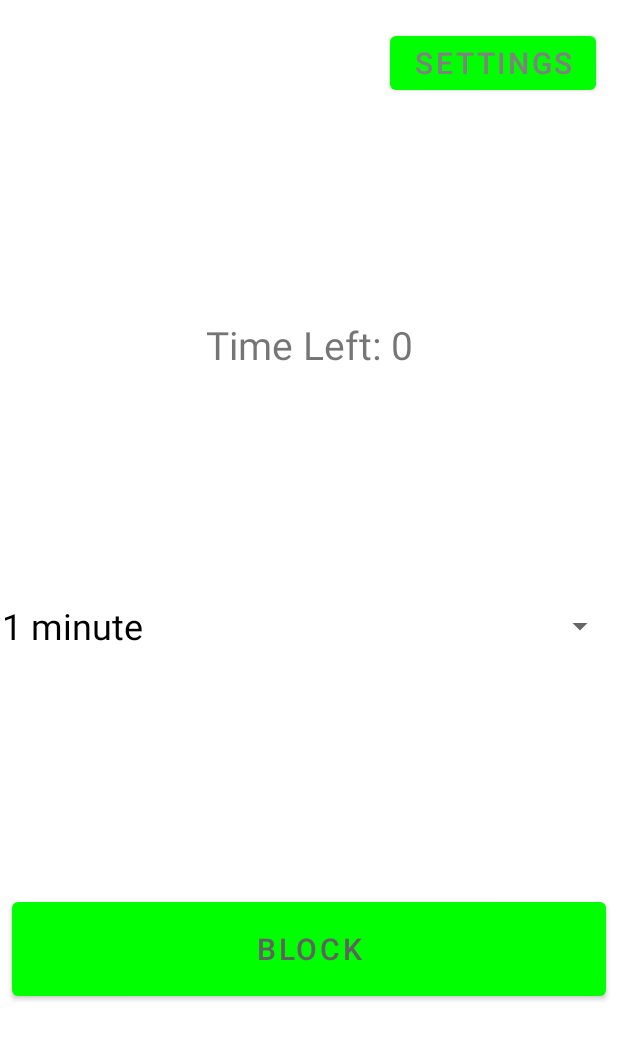
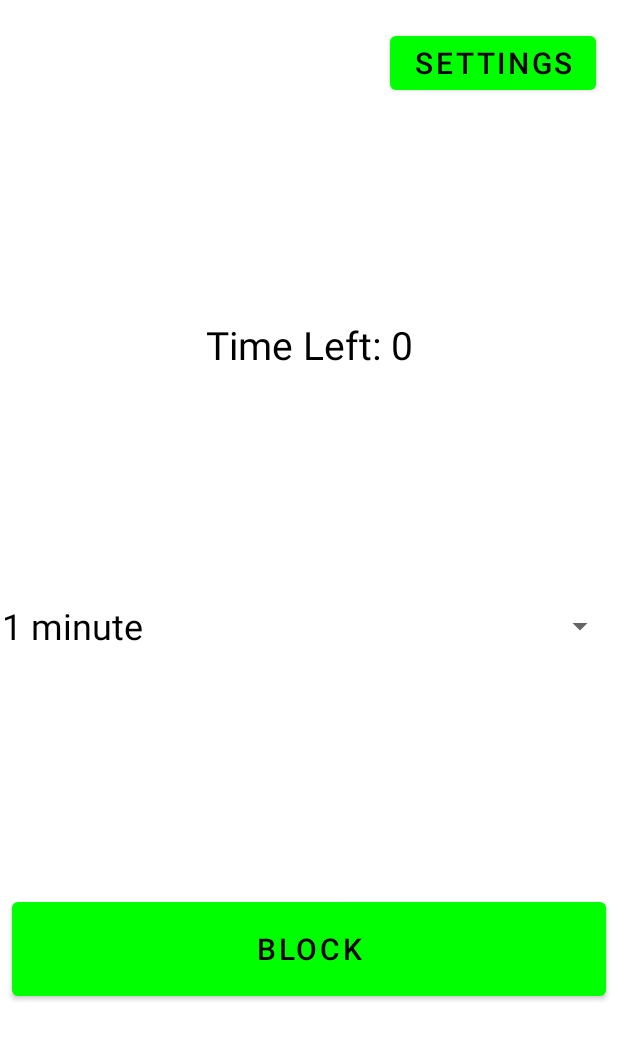
Before and after one commit to wilsonnexus/Concentration-Assistant-Android-RaspberryPi, an Android app: the screen it shows after launch (MainActivity), on a phone screen of 412 x 824 dp. Shown: the top 1040 px of the screen. Run offline under Robolectric (Android 15) with nearby library versions, the phone set to English and light mode, and no system bars; libraries missing offline, so code that uses them is left out: info.mqtt.android, org.eclipse.paho; 9 statements that could not run were skipped.

Commit message:
Updated Color

```diff
--- a/Android/MQTTClient/app/src/main/res/layout/fragment_main.xml
+++ b/Android/MQTTClient/app/src/main/res/layout/fragment_main.xml
@@ -13,6 +13,7 @@
         android:layout_height="wrap_content"
         android:text="Settings"
         android:textSize="20sp"
+        android:textColor="@color/black"
         app:layout_constraintBottom_toBottomOf="parent"
         app:layout_constraintEnd_toEndOf="parent"
         app:layout_constraintHorizontal_bias="0.947"
@@ -26,6 +27,7 @@
         android:layout_height="wrap_content"
         android:text="Time Left: 0"
         android:textSize="26sp"
+        android:textColor="@color/black"
         app:layout_constraintBottom_toTopOf="@+id/durationSpinner"
         app:layout_constraintEnd_toEndOf="parent"
         app:layout_constraintStart_toStartOf="parent"
@@ -36,6 +38,7 @@
         android:layout_width="409dp"
         android:layout_height="wrap_content"
         android:contentDescription="@string/durationSpinner"
+        android:textColor="@color/black"
         android:minHeight="48dp"
         app:layout_constraintBottom_toTopOf="@+id/disable"
         app:layout_constraintEnd_toEndOf="parent"
@@ -49,7 +52,7 @@
         android:layout_height="0dp"
         android:text="@string/block"
         android:textSize="20sp"
-        android:textColor="#616161"
+        android:textColor="@color/black"
         android:layout_margin="8dp"
         android:padding="16dp"
         app:layout_constraintBottom_toBottomOf="parent"
```
